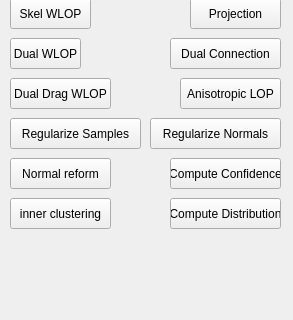
Before: the Qt Designer form point-cloud-2015/UI/para_wlop.ui in sunwaylive/Point-Cloud-Processing-2015, drawn with Qt 5; both pictures show x 0 to 293 and y 492 to 812 of the 293 by 812 pixel window.
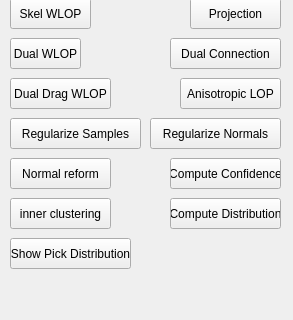
After: the same form once the commit is applied.

Commit message: added sphere distribution

```diff
--- a/point-cloud-2015/UI/para_wlop.ui
+++ b/point-cloud-2015/UI/para_wlop.ui
@@ -429,6 +429,19 @@
     <string>inner clustering</string>
    </property>
   </widget>
+  <widget class="QPushButton" name="show_pick_distribution">
+   <property name="geometry">
+    <rect>
+     <x>10</x>
+     <y>730</y>
+     <width>121</width>
+     <height>31</height>
+    </rect>
+   </property>
+   <property name="text">
+    <string>Show Pick Distribution</string>
+   </property>
+  </widget>
  </widget>
  <resources/>
  <connections/>
```
The commit also changes 6 other files.
